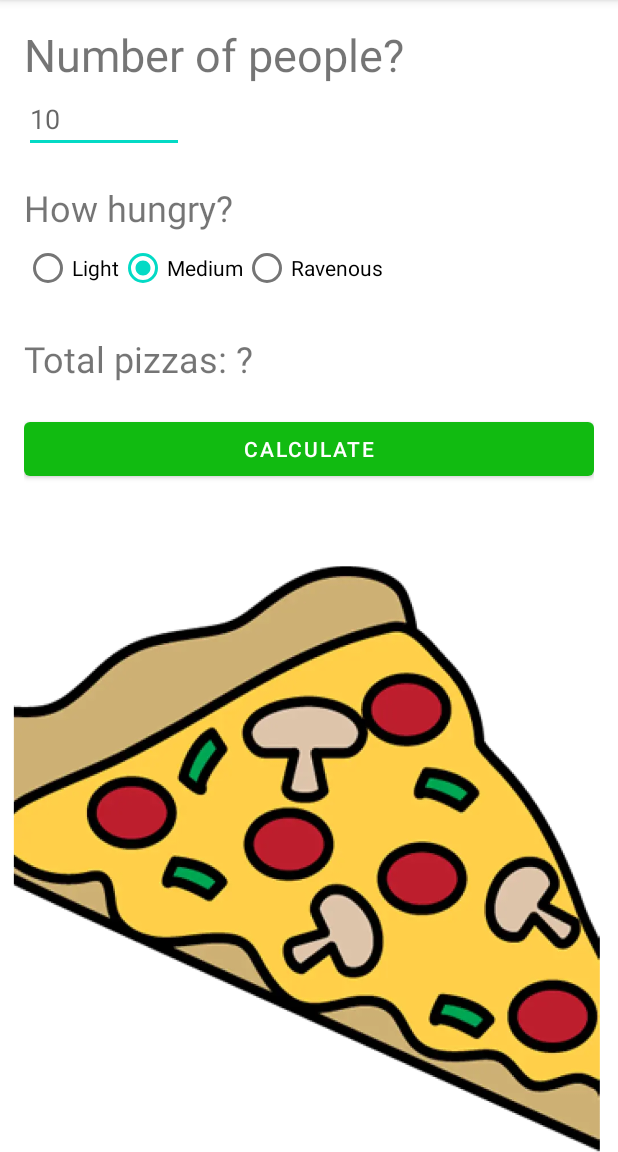
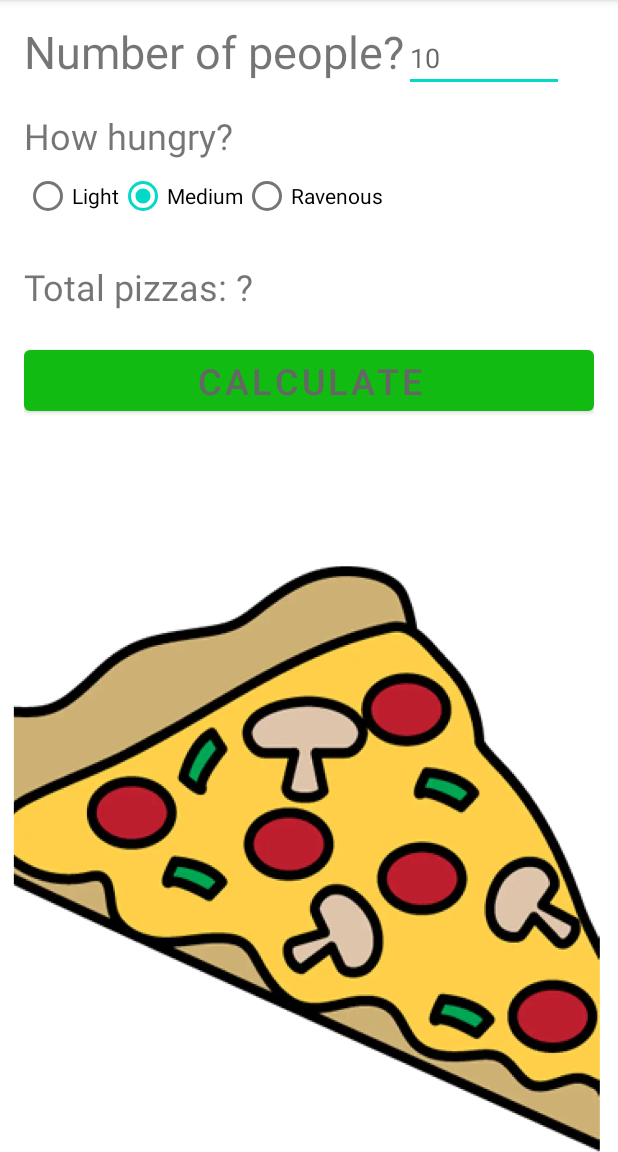
Before and after one commit to inzan/PizzaParty, an Android app: the screen it shows after launch (MainActivity), on a phone screen of 412 x 824 dp, the part 84-1236 px from its top. Run offline under Robolectric (Android 15) with nearby library versions, the phone set to English and light mode, and no system bars.

Commit message:
Completed all changes

```diff
--- a/app/src/main/java/com/zybooks/pizzaparty/MainActivity.kt
+++ b/app/src/main/java/com/zybooks/pizzaparty/MainActivity.kt
@@ -1,13 +1,15 @@
 package com.zybooks.pizzaparty
 
 import android.os.Bundle
+import android.text.Editable
+import android.text.TextWatcher
+import android.util.Log
 import android.view.View
 import android.widget.EditText
 import android.widget.RadioGroup
 import android.widget.TextView
 import androidx.appcompat.app.AppCompatActivity
-import kotlin.math.ceil
-import android.util.Log
+
 
 /**
  * The Main Activity of the Pizza Party App
@@ -44,6 +46,29 @@ class MainActivity : AppCompatActivity() {
             totalPizzas = savedInstanceState.getInt(KEY_TOTAL_PIZZAS)
             displayTotal()
         }
+
+        // Not sure what I am supposed to do here. The assignment says:
+        //
+        // "Add a TextWatcher to Pizza Party's numAttendEditText.
+        // The TextWatcher should set numAttendEditText's text to
+        // an empty string as soon as the user starts typing the number of people."
+        //
+        // If I set the text to an empty string as soon as they start typing
+        // how will they be able to enter a value?
+        numAttendEditText.addTextChangedListener(object : TextWatcher {
+
+            override fun onTextChanged(s: CharSequence, start: Int, before: Int, count: Int) {
+            }
+
+            override fun beforeTextChanged(
+                s: CharSequence, start: Int, count: Int,
+                after: Int
+            ) {
+            }
+
+            override fun afterTextChanged(s: Editable) {
+            }
+        })
     }
 
     override fun onSaveInstanceState(outState: Bundle) {
@@ -71,13 +96,6 @@ class MainActivity : AppCompatActivity() {
         }
 
         // Get the number of pizzas needed
-//        val calc = PizzaCalculator(numAttend, hungerLevel)
-//        val totalPizzas = calc.totalPizzas
-//
-//        // Place totalPizzas into the string resource and display
-//        val totalText = getString(R.string.total_pizzas, totalPizzas)
-//        numPizzasTextView.setText(totalText)
-
         val calc = PizzaCalculator(numAttend, hungerLevel)
         totalPizzas = calc.totalPizzas
         displayTotal()
--- a/app/src/main/res/layout/activity_main.xml
+++ b/app/src/main/res/layout/activity_main.xml
@@ -1,8 +1,9 @@
 <?xml version="1.0" encoding="utf-8"?>
-<LinearLayout xmlns:android="http://schemas.android.com/apk/res/android"
+<androidx.constraintlayout.widget.ConstraintLayout
+    xmlns:android="http://schemas.android.com/apk/res/android"
+    xmlns:app="http://schemas.android.com/apk/res-auto"
     xmlns:tools="http://schemas.android.com/tools"
     android:background="@drawable/pizza_background"
-    android:id="@+id/activity_main"
     android:layout_width="match_parent"
     android:layout_height="match_parent"
     android:orientation="vertical"
@@ -13,24 +14,33 @@
     tools:context="com.zybooks.pizzaparty.MainActivity">
 
     <TextView
+        android:id="@+id/num_attend_label_text"
         android:layout_width="wrap_content"
         android:layout_height="wrap_content"
+        android:labelFor="@id/num_attend_edit_text"
         android:text="@string/number_of_people"
         android:textSize="@dimen/label_text_size"
-        android:labelFor="@id/num_attend_edit_text" />
+        app:layout_constraintBaseline_toBaselineOf="@+id/num_attend_edit_text"
+        app:layout_constraintLeft_toLeftOf="parent" />
 
     <EditText
         android:id="@+id/num_attend_edit_text"
         android:layout_width="wrap_content"
         android:layout_height="wrap_content"
+        android:ems="5"
+        android:hint="@string/_10"
+        android:importantForAutofill="no"
         android:inputType="number"
-        android:ems="5"
-        android:importantForAutofill="no"
-        android:hint="@string/_10" />
+        app:layout_constraintLeft_toRightOf="@+id/num_attend_label_text"
+        app:layout_constraintTop_toTopOf="parent"
+        tools:ignore="TouchTargetSizeCheck" />
 
     <TextView
+        android:id="@+id/hungry_label_text"
         android:layout_width="wrap_content"
         android:layout_height="wrap_content"
+        app:layout_constraintTop_toBottomOf="@+id/num_attend_label_text"
+        app:layout_constraintLeft_toLeftOf="parent"
         android:layout_marginTop="20dp"
         android:text="@string/how_hungry"
         android:textSize="24sp"
@@ -40,6 +50,8 @@
         android:id="@+id/hungry_radio_group"
         android:layout_width="fill_parent"
         android:layout_height="wrap_content"
+        app:layout_constraintTop_toBottomOf="@id/hungry_label_text"
+        app:layout_constraintLeft_toLeftOf="parent"
         android:orientation="horizontal">
         <RadioButton
             android:id="@+id/light_radio_button"
@@ -64,14 +76,19 @@
         android:text="@string/total_pizzas1"
         android:layout_width="wrap_content"
         android:layout_height="wrap_content"
+        app:layout_constraintTop_toBottomOf="@id/hungry_radio_group"
+        app:layout_constraintLeft_toLeftOf="parent"
         android:layout_marginTop="20dp"
         android:textSize="24sp"/>
 
     <Button
         android:id="@+id/calc_button"
+        style="@style/CalcButton"
         android:text="@string/calculate"
         android:layout_width="match_parent"
         android:layout_height="wrap_content"
+        app:layout_constraintTop_toBottomOf="@id/num_pizzas_text_view"
+        app:layout_constraintLeft_toLeftOf="parent"
         android:layout_marginTop="20dp"
         android:onClick="calculateClick" />
-</LinearLayout>
+</androidx.constraintlayout.widget.ConstraintLayout>
--- a/app/src/main/res/values/colors.xml
+++ b/app/src/main/res/values/colors.xml
@@ -9,4 +9,5 @@
     <color name="white">#FFFFFFFF</color>
     <color name="my_green">#11BB11</color>
     <color name="my_red">#BB1111</color>
+    <color name="gray">#666</color>
 </resources>
--- /dev/null
+++ b/app/src/main/res/values/styles.xml
@@ -0,0 +1,7 @@
+<?xml version="1.0" encoding="utf-8"?>
+<resources>
+    <style name="CalcButton">
+        <item name="android:textSize">24sp</item>
+        <item name="android:textColor">@color/gray</item>
+    </style>
+</resources>
```
